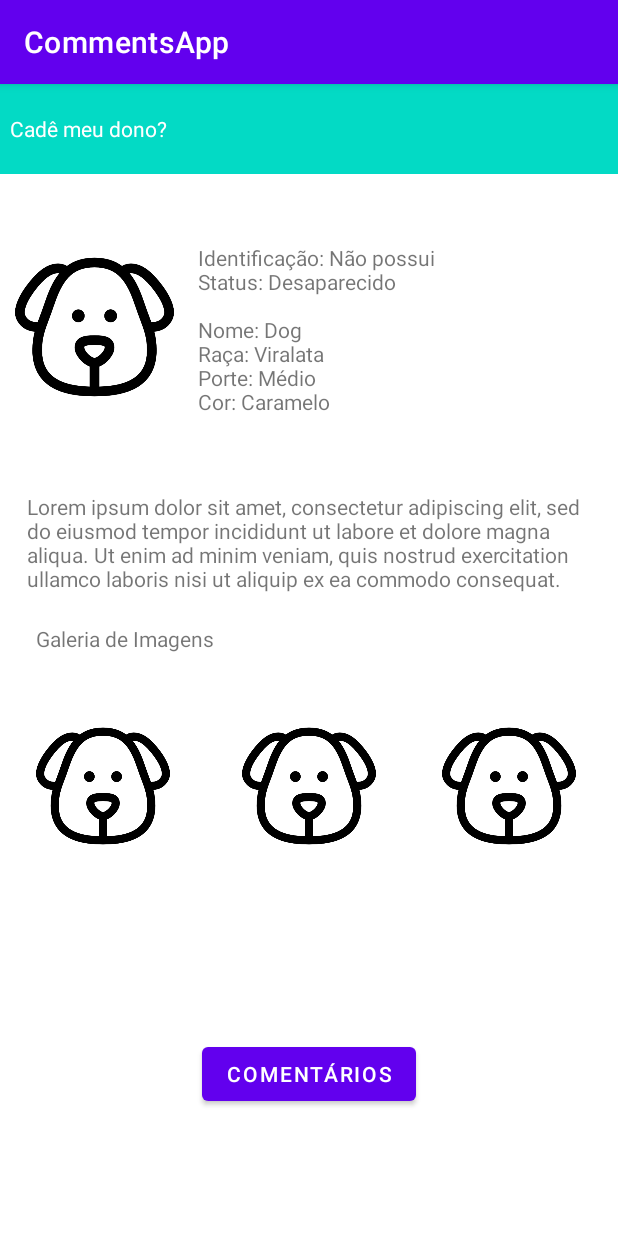
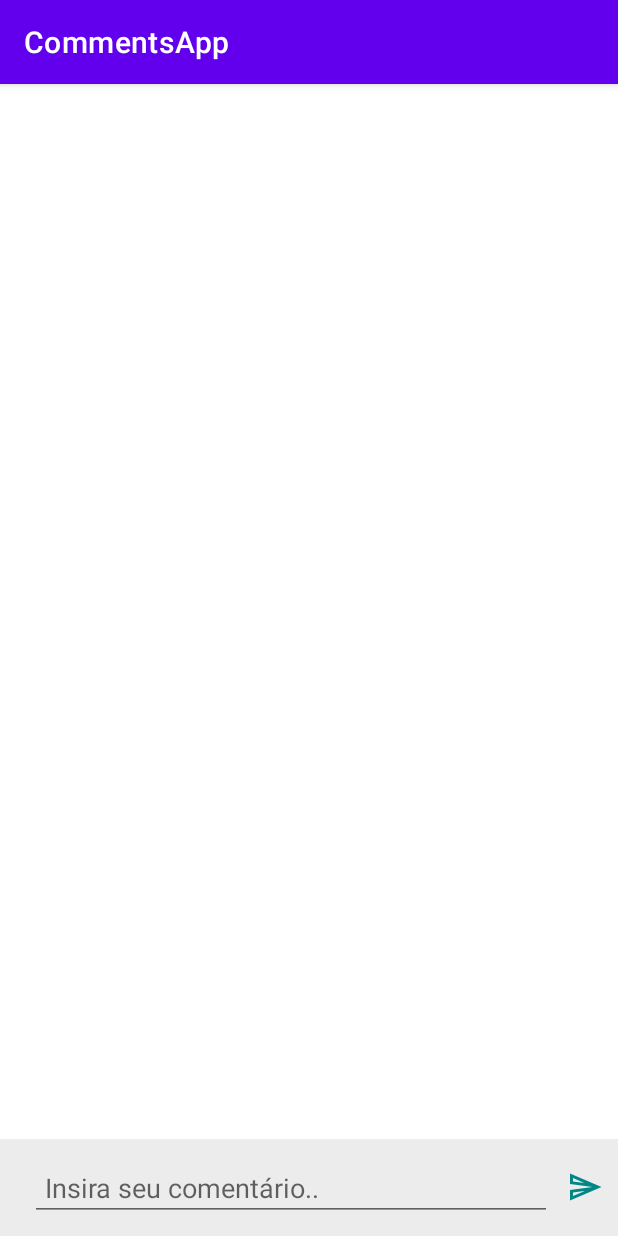
Before and after one commit to rafa-rp/android_MBA, an Android app: the screen it shows after launch (MainActivity before the commit, CommentsActivity after it), after a tap on "COMENTÁRIOS", on a phone screen of 412 x 824 dp. Run offline under Robolectric (Android 15) with nearby library versions, the phone set to English and light mode, and no system bars; our stand-ins replace Firebase (no records; nobody signed in at launch, a user with empty details on screens opened directly).

Commit message:
Completando a MainActivity

```diff
--- a/app/build.gradle
+++ b/app/build.gradle
@@ -52,5 +52,5 @@ dependencies {
     implementation 'com.google.firebase:firebase-database-ktx'
 
     // Firebase UI Library
-    implementation 'com.firebaseui:firebase-ui-database:7.2.0'
+    implementation 'com.firebaseui:firebase-ui-database:8.0.0'
 }
--- a/app/src/main/java/com/example/commentsapp/MainActivity.kt
+++ b/app/src/main/java/com/example/commentsapp/MainActivity.kt
@@ -1,6 +1,8 @@
 package com.example.commentsapp
 
+import android.content.Intent
 import android.os.Bundle
+import android.view.View
 import androidx.appcompat.app.AppCompatActivity
 
 class MainActivity : AppCompatActivity() {
@@ -9,4 +11,9 @@ class MainActivity : AppCompatActivity() {
         super.onCreate(savedInstanceState)
         setContentView(R.layout.activity_main)
     }
+
+    fun acessarComentarios(view: View) {
+        val intent = Intent(this, CommentsActivity::class.java)
+        startActivity(intent)
+    }
 }
--- /dev/null
+++ b/app/src/main/res/drawable-v24/send_btn.xml
@@ -0,0 +1,11 @@
+<vector xmlns:android="http://schemas.android.com/apk/res/android"
+    android:width="24dp"
+    android:height="24dp"
+    android:autoMirrored="true"
+    android:tint="@color/teal_700"
+    android:viewportHeight="24"
+    android:viewportWidth="24">
+    <path
+        android:fillColor="@color/teal_700"
+        android:pathData="M4.01,6.03l7.51,3.22 -7.52,-1 0.01,-2.22m7.5,8.72L4,17.97v-2.22l7.51,-1M2.01,3L2,10l15,2 -15,2 0.01,7L23,12 2.01,3z" />
+</vector>
--- /dev/null
+++ b/app/src/main/res/drawable-v24/send_btn_disable.xml
@@ -0,0 +1,11 @@
+<vector xmlns:android="http://schemas.android.com/apk/res/android"
+    android:width="24dp"
+    android:height="24dp"
+    android:autoMirrored="true"
+    android:tint="@color/soft_red"
+    android:viewportHeight="24"
+    android:viewportWidth="24">
+    <path
+        android:fillColor="@color/soft_red"
+        android:pathData="M4.01,6.03l7.51,3.22 -7.52,-1 0.01,-2.22m7.5,8.72L4,17.97v-2.22l7.51,-1M2.01,3L2,10l15,2 -15,2 0.01,7L23,12 2.01,3z" />
+</vector>
--- a/app/src/main/res/layout/activity_comments.xml
+++ b/app/src/main/res/layout/activity_comments.xml
@@ -1,54 +1,39 @@
 <?xml version="1.0" encoding="utf-8"?>
-<androidx.constraintlayout.widget.ConstraintLayout xmlns:android="http://schemas.android.com/apk/res/android"
-    xmlns:app="http://schemas.android.com/apk/res-auto"
+<RelativeLayout xmlns:android="http://schemas.android.com/apk/res/android"
     xmlns:tools="http://schemas.android.com/tools"
     android:layout_width="match_parent"
     android:layout_height="match_parent"
     android:focusableInTouchMode="true"
     tools:context=".CommentsActivity">
 
-    <TextView
-        android:id="@+id/textView"
-        android:layout_width="0dp"
-        android:layout_height="60dp"
-        android:background="#FF03DAC5"
-        android:gravity="left|center"
-        android:text="  Cadê meu dono?"
-        android:textColor="@color/white"
-        app:layout_constraintEnd_toEndOf="parent"
-        app:layout_constraintStart_toStartOf="parent"
-        app:layout_constraintTop_toTopOf="parent" />
+    <LinearLayout
+        android:id="@+id/linearLayout"
+        android:layout_width="match_parent"
+        android:layout_height="wrap_content"
+        android:layout_alignParentBottom="true"
+        android:background="@color/colorLightGray"
+        android:orientation="horizontal"
+        android:paddingHorizontal="10dp">
 
         <EditText
             android:id="@+id/messageEditText"
             android:layout_width="0dp"
             android:layout_height="wrap_content"
-        android:layout_marginStart="16dp"
-        android:layout_marginTop="16dp"
-        android:layout_marginEnd="16dp"
-        android:layout_marginBottom="16dp"
-        android:ems="10"
-        android:hint="Insira seu comentário"
-        android:inputType="textPersonName"
-        android:textSize="14sp"
-        app:layout_constraintBottom_toBottomOf="parent"
-        app:layout_constraintEnd_toEndOf="parent"
-        app:layout_constraintHorizontal_bias="0.0"
-        app:layout_constraintStart_toStartOf="parent"
-        app:layout_constraintTop_toBottomOf="@+id/messageRecyclerView" />
+            android:layout_gravity="center"
+            android:layout_margin="10dp"
+            android:layout_weight="1"
+            android:hint="Insira seu comentário.."
+            android:inputType="text"
+            android:padding="10dp" />
 
         <ImageView
             android:id="@+id/sendButton"
-        android:layout_width="32dp"
-        android:layout_height="0dp"
-        android:layout_marginEnd="16dp"
-        android:layout_marginBottom="8dp"
-        android:background="@android:color/transparent"
+            android:layout_width="wrap_content"
+            android:layout_height="wrap_content"
+            android:layout_gravity="center"
             android:enabled="false"
-        app:layout_constraintBottom_toBottomOf="@+id/messageEditText"
-        app:layout_constraintEnd_toEndOf="@+id/messageEditText"
-        app:srcCompat="@android:drawable/ic_menu_send"
-        app:tint="#FF018786" />
+            android:src="@drawable/send_btn" />
+    </LinearLayout>
 
     <ProgressBar
         android:id="@+id/progressBar"
@@ -56,19 +41,13 @@
         android:layout_width="wrap_content"
         android:layout_height="wrap_content"
         android:layout_centerHorizontal="true"
-        android:layout_centerVertical="true"
-        app:layout_constraintBottom_toBottomOf="@+id/messageEditText"
-        app:layout_constraintEnd_toEndOf="parent"
-        app:layout_constraintStart_toStartOf="@+id/messageRecyclerView"
-        app:layout_constraintTop_toTopOf="@+id/textView" />
+        android:layout_centerVertical="true" />
 
     <androidx.recyclerview.widget.RecyclerView
         android:id="@+id/messageRecyclerView"
-        android:layout_width="0dp"
-        android:layout_height="0dp"
-        app:layout_constraintBottom_toTopOf="@+id/messageEditText"
-        app:layout_constraintEnd_toEndOf="parent"
-        app:layout_constraintStart_toStartOf="parent"
-        app:layout_constraintTop_toBottomOf="@+id/textView" />
-
-</androidx.constraintlayout.widget.ConstraintLayout>
+        android:layout_width="match_parent"
+        android:layout_height="match_parent"
+        android:layout_above="@+id/linearLayout"
+        android:background="@android:color/white"
+        android:paddingHorizontal="16dp" />
+</RelativeLayout>
--- a/app/src/main/res/layout/activity_main.xml
+++ b/app/src/main/res/layout/activity_main.xml
@@ -103,7 +103,7 @@
         android:id="@+id/button4"
         android:layout_width="wrap_content"
         android:layout_height="wrap_content"
-        android:onClick="buttonClick"
+        android:onClick="acessarComentarios"
         android:text="Comentários"
         app:layout_constraintBottom_toBottomOf="parent"
         app:layout_constraintEnd_toEndOf="parent"
--- a/app/src/main/res/values/colors.xml
+++ b/app/src/main/res/values/colors.xml
@@ -7,4 +7,6 @@
     <color name="teal_700">#FF018786</color>
     <color name="black">#FF000000</color>
     <color name="white">#FFFFFFFF</color>
+    <color name="colorLightGray">#ececec</color>
+    <color name="soft_red">#EF6666</color>
 </resources>
```
Also changed, not shown: app/src/main/java/com/example/commentsapp/ButtonDisable.kt (added, +36 -0 lines), app/src/main/java/com/example/commentsapp/CommentsActivity.kt (+17 -4 lines). Lines whose indentation alone changed are shown as unchanged.
